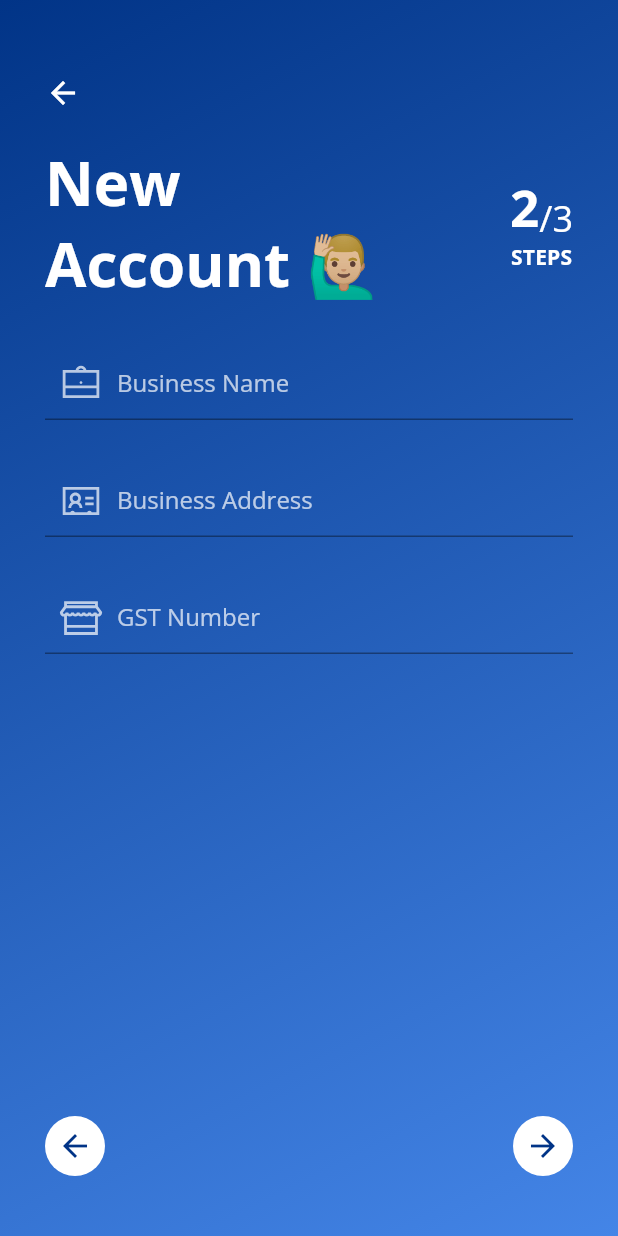
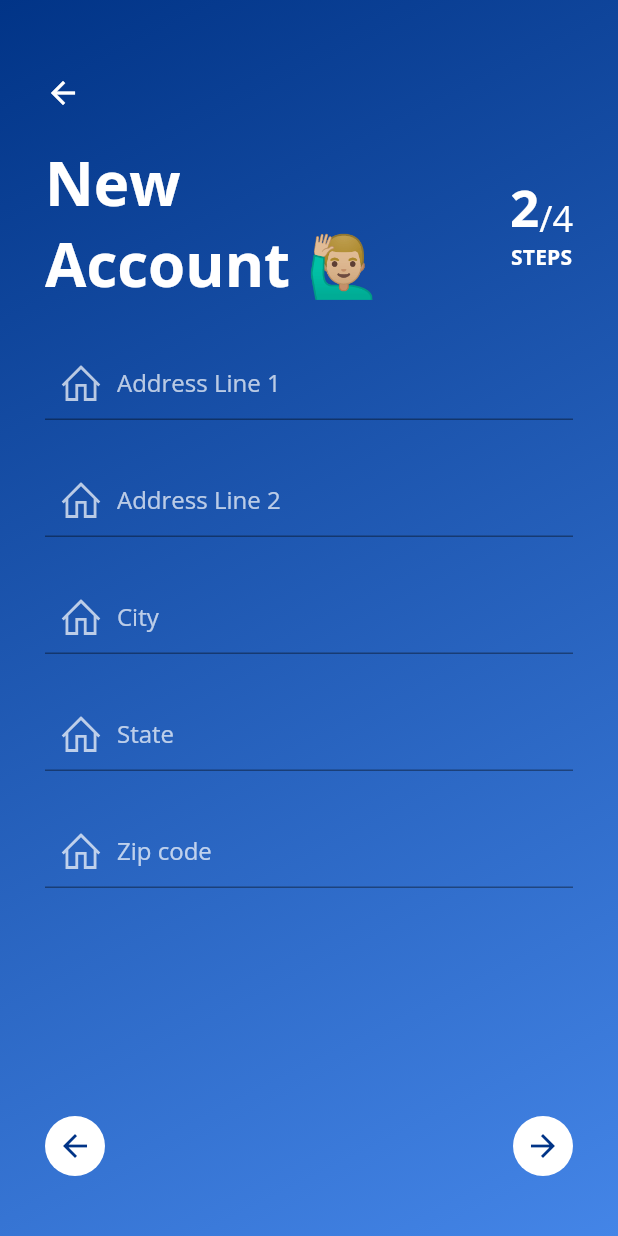
Before and after one commit to IamAKX/sudarshan_saur_dealer, a Flutter app: the RegisterScreen screen opened by its route, after a tap on the "arrow forward" icon, on a phone screen of 412 x 824 dp. Run offline on Flutter 3.47's test engine with Material 2 defaults, Android fonts, the phone set to English and light mode, and no system bars; our stand-ins replace awesome_dialog, flashy_tab_bar2, flutter_html, flutter_svg, google_fonts, introduction_screen and 2 more; missing offline and left inert: app_bar_with_search_switch.

Commit message:
added address

```diff
--- a/lib/screens/profile/edit_profile.dart
+++ b/lib/screens/profile/edit_profile.dart
@@ -1,4 +1,5 @@
 import 'package:flutter/material.dart';
+import 'package:saur_dealer/screens/profile/edit_address.dart';
 import 'package:saur_dealer/screens/profile/edit_name.dart';
 import 'package:saur_dealer/screens/profile/edit_phone_number.dart';
 import 'package:saur_dealer/utils/colors.dart';
@@ -18,7 +19,7 @@ class _EditProfileState extends State<EditProfile>
   @override
   void initState() {
     super.initState();
-    _tabController = TabController(length: 2, vsync: this);
+    _tabController = TabController(length: 3, vsync: this);
   }
 
   @override
@@ -42,7 +43,8 @@ class _EditProfileState extends State<EditProfile>
           indicatorColor: primaryColor,
           tabs: const [
             Tab(text: 'Phone'),
-            Tab(text: 'Name & Address'),
+            Tab(text: 'Personal Detail'),
+            Tab(text: 'Address'),
           ],
         ),
       ),
@@ -51,6 +53,7 @@ class _EditProfileState extends State<EditProfile>
         children: const [
           EditPhoneNumber(),
           EditName(),
+          EditAddress(),
         ],
       ),
     );
--- /dev/null
+++ b/lib/screens/user_onboarding/address_screen.dart
@@ -0,0 +1,75 @@
+import 'package:flutter/material.dart';
+import 'package:line_awesome_flutter/line_awesome_flutter.dart';
+
+import '../../utils/theme.dart';
+import '../../widgets/gaps.dart';
+import '../../widgets/input_field_dark.dart';
+
+class AddressScreen extends StatefulWidget {
+  const AddressScreen(
+      {super.key,
+      required this.addressLine1Ctrl,
+      required this.addressLine2Ctrl,
+      required this.cityCtrl,
+      required this.stateCtrl,
+      required this.zipCodeCtrl});
+
+  final TextEditingController addressLine1Ctrl;
+  final TextEditingController addressLine2Ctrl;
+  final TextEditingController cityCtrl;
+  final TextEditingController stateCtrl;
+  final TextEditingController zipCodeCtrl;
+
+  @override
+  State<AddressScreen> createState() => _AddressScreenState();
+}
+
+class _AddressScreenState extends State<AddressScreen> {
+  @override
+  Widget build(BuildContext context) {
+    return ListView(
+      children: [
+        InputFieldDark(
+          hint: 'Address Line 1',
+          controller: widget.addressLine1Ctrl,
+          keyboardType: TextInputType.streetAddress,
+          obscure: false,
+          icon: LineAwesomeIcons.home,
+        ),
+        verticalGap(defaultPadding * 1.5),
+        InputFieldDark(
+          hint: 'Address Line 2',
+          controller: widget.addressLine2Ctrl,
+          keyboardType: TextInputType.streetAddress,
+          obscure: false,
+          icon: LineAwesomeIcons.home,
+        ),
+        verticalGap(defaultPadding * 1.5),
+        InputFieldDark(
+          hint: 'City',
+          controller: widget.cityCtrl,
+          keyboardType: TextInputType.text,
+          obscure: false,
+          icon: LineAwesomeIcons.home,
+        ),
+        verticalGap(defaultPadding * 1.5),
+        InputFieldDark(
+          hint: 'State',
+          controller: widget.stateCtrl,
+          keyboardType: TextInputType.text,
+          obscure: false,
+          icon: LineAwesomeIcons.home,
+        ),
+        verticalGap(defaultPadding * 1.5),
+        InputFieldDark(
+          hint: 'Zip code',
+          controller: widget.zipCodeCtrl,
+          keyboardType: TextInputType.number,
+          obscure: false,
+          icon: LineAwesomeIcons.home,
+        ),
+        verticalGap(defaultPadding * 1.5),
+      ],
+    );
+  }
+}
--- a/lib/screens/user_onboarding/register_screen.dart
+++ b/lib/screens/user_onboarding/register_screen.dart
@@ -7,6 +7,7 @@ import 'package:saur_dealer/widgets/gaps.dart';
 import 'package:saur_dealer/widgets/primary_button.dart';
 
 import '../../utils/colors.dart';
+import 'address_screen.dart';
 
 class RegisterScreen extends StatefulWidget {
   const RegisterScreen({super.key});
@@ -25,6 +26,11 @@ class _RegisterScreenState extends State<RegisterScreen> {
   final TextEditingController _businessNameCtrl = TextEditingController();
   final TextEditingController _businessAddressCtrl = TextEditingController();
   final TextEditingController _gstNumberCtrl = TextEditingController();
+  final TextEditingController addressLine1Ctrl = TextEditingController();
+  final TextEditingController addressLine2Ctrl = TextEditingController();
+  final TextEditingController cityCtrl = TextEditingController();
+  final TextEditingController stateCtrl = TextEditingController();
+  final TextEditingController zipCodeCtrl = TextEditingController();
   int step = 1;
 
   @override
@@ -92,7 +98,7 @@ class _RegisterScreenState extends State<RegisterScreen> {
                               ),
                         ),
                         Text(
-                          '/3',
+                          '/4',
                           style: Theme.of(context)
                               .textTheme
                               .headlineSmall
@@ -137,7 +143,7 @@ class _RegisterScreenState extends State<RegisterScreen> {
                 ),
                 const Spacer(),
                 Visibility(
-                  visible: step < 3,
+                  visible: step < 4,
                   child: InkWell(
                     onTap: () {
                       setState(() {
@@ -154,7 +160,7 @@ class _RegisterScreenState extends State<RegisterScreen> {
                   ),
                 ),
                 Visibility(
-                  visible: step == 3,
+                  visible: step == 4,
                   child: SizedBox(
                     width: 250,
                     child: PrimaryButton(
@@ -183,12 +189,21 @@ class _RegisterScreenState extends State<RegisterScreen> {
             passwordCtrl: _passwordCtrl,
             phoneCtrl: _phoneCtrl,
             nameCtrl: _nameCtrl);
+      case 3:
+        return BusinessDetails(
+          businessNameCtrl: _businessNameCtrl,
+          businessAddressCtrl: _businessAddressCtrl,
+          gstNumberCtrl: _gstNumberCtrl,
+        );
       case 2:
-        return BusinessDetails(
-            businessNameCtrl: _businessNameCtrl,
-            businessAddressCtrl: _businessAddressCtrl,
-            gstNumberCtrl: _gstNumberCtrl,);
-      case 3:
+        return AddressScreen(
+          addressLine1Ctrl: addressLine1Ctrl,
+          addressLine2Ctrl: addressLine2Ctrl,
+          cityCtrl: cityCtrl,
+          stateCtrl: stateCtrl,
+          zipCodeCtrl: zipCodeCtrl,
+        );
+      case 4:
         return OtpVerification(
           phoneCtrl: _phoneCtrl,
           otpCode: '1234',
```
Also changed, not shown: lib/screens/profile/edit_address.dart (added, +83 -0 lines).
